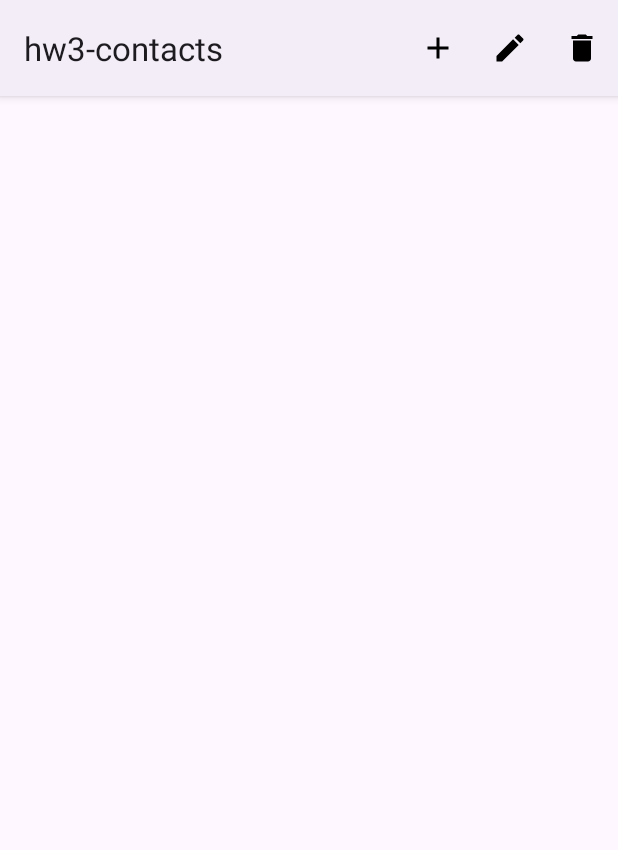
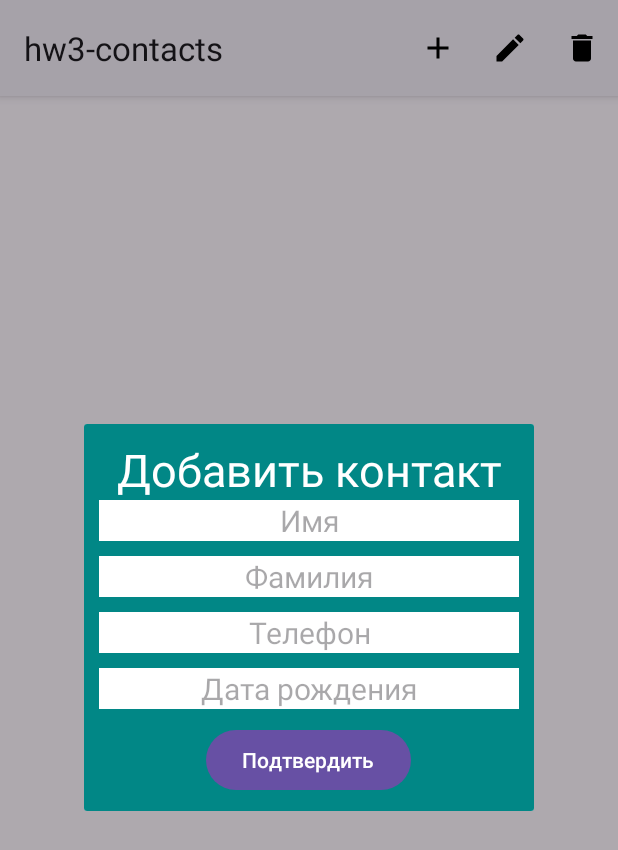
Before and after one commit to ZakharovIS/hw3-contacts, an Android app: the screen it shows after launch (MainActivity), after a tap on "ADD", on a phone screen of 412 x 824 dp. Shown: the top 850 px of the screen. Run offline under Robolectric (Android 15) with nearby library versions, the phone set to English and light mode, and no system bars; libraries missing offline, so code that uses them is left out: com.hannesdorfmann.adapterdelegates4; 2 statements that could not run were skipped.

Commit message:
add actions

```diff
--- a/app/src/main/java/com/example/hw3_contacts/data/DelegateAdapterItem.kt
+++ b/app/src/main/java/com/example/hw3_contacts/data/DelegateAdapterItem.kt
@@ -1,6 +1,8 @@
 package com.example.hw3_contacts.data
 
-interface DelegateAdapterItem {
-    val id: Int
-    val lastName: String
+abstract class DelegateAdapterItem {
+    abstract val id: Int
+    abstract var firstName: String
+    abstract var lastName: String
+    var isSelected: Boolean = false
 }
--- /dev/null
+++ b/app/src/main/res/layout/add_update_contact.xml
@@ -0,0 +1,65 @@
+<?xml version="1.0" encoding="utf-8"?>
+<LinearLayout xmlns:android="http://schemas.android.com/apk/res/android"
+    android:layout_width="300dp"
+    android:layout_height="wrap_content"
+    android:orientation="vertical"
+    android:background="@color/design_default_color_secondary_variant"
+    android:padding="10dp">
+
+    <TextView
+        android:id="@+id/title_edit_frame"
+        android:layout_width="match_parent"
+        android:layout_height="wrap_content"
+        android:gravity="center"
+        android:textSize="30dp"
+        android:textColor="@color/white"
+        android:text="Добавить контакт"/>
+
+    <EditText
+        android:id="@+id/edit_firstName"
+        android:layout_width="match_parent"
+        android:layout_height="wrap_content"
+        android:gravity="center"
+        android:background="@color/white"
+        android:textSize="20dp"
+        android:hint="Имя"
+        android:layout_marginBottom="10dp"/>
+
+    <EditText
+        android:id="@+id/edit_lastName"
+        android:layout_width="match_parent"
+        android:layout_height="wrap_content"
+        android:gravity="center"
+        android:background="@color/white"
+        android:textSize="20dp"
+        android:hint="Фамилия"
+        android:layout_marginBottom="10dp"/>
+
+    <EditText
+        android:id="@+id/edit_phone"
+        android:layout_width="match_parent"
+        android:layout_height="wrap_content"
+        android:gravity="center"
+        android:background="@color/white"
+        android:textSize="20dp"
+        android:hint="Телефон"
+        android:layout_marginBottom="10dp"/>
+
+    <EditText
+        android:id="@+id/edit_dob"
+        android:layout_width="match_parent"
+        android:layout_height="wrap_content"
+        android:gravity="center"
+        android:background="@color/white"
+        android:textSize="20dp"
+        android:hint="Дата рождения"
+        android:layout_marginBottom="10dp"/>
+
+    <Button
+        android:id="@+id/edit_btn"
+        android:layout_width="wrap_content"
+        android:layout_height="wrap_content"
+        android:text="Подтвердить"
+        android:layout_gravity="center"/>
+
+</LinearLayout>
```
Also changed, not shown: app/src/main/java/com/example/hw3_contacts/ContactsListFragment.kt (+74 -17 lines), app/src/main/java/com/example/hw3_contacts/DOBDelegateAdapter.kt (+48 -10 lines), app/src/main/java/com/example/hw3_contacts/data/Person.kt (+8 -8 lines).
